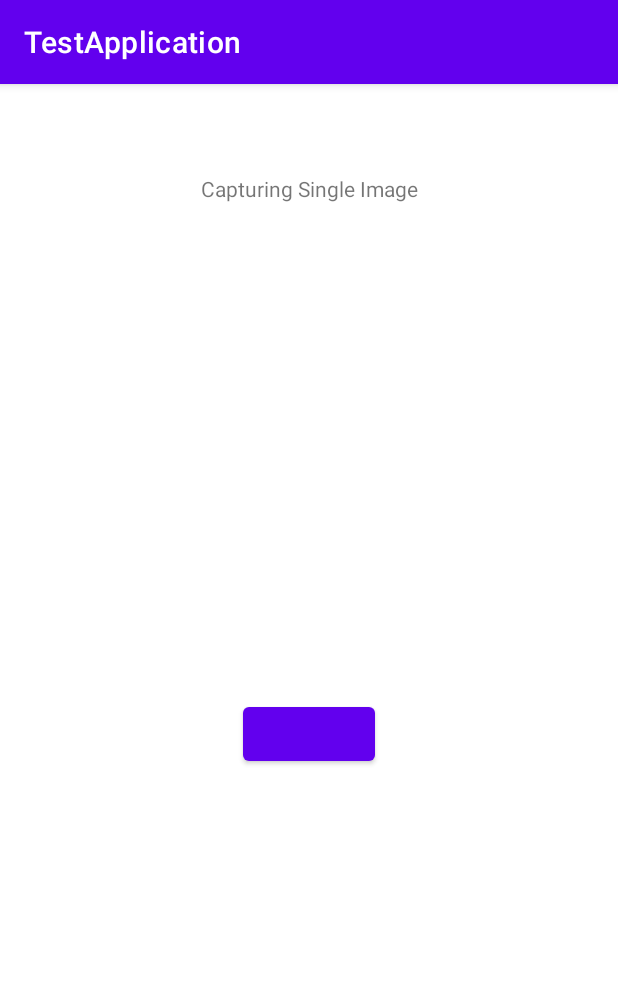
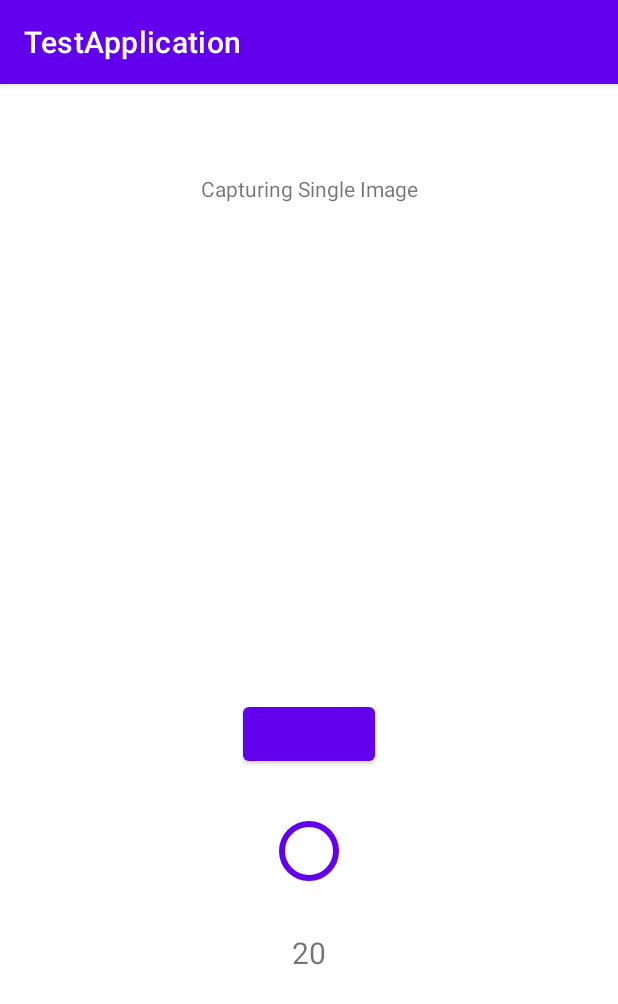
Before and after one commit to mrintro/CustomCamera, an Android app: the SingleImageFragment screen opened through its navigation route, on a phone screen of 412 x 824 dp. Shown: the top 1004 px of the screen. Run offline under Robolectric (Android 15) with nearby library versions, the phone set to English and light mode, and no system bars; our stand-ins replace data binding; 9 statements that could not run were skipped.

```diff
--- a/app/src/main/java/aniket/testapplication/MainActivity.kt
+++ b/app/src/main/java/aniket/testapplication/MainActivity.kt
@@ -10,7 +10,7 @@ import aniket.testapplication.utils.Constants.PERMISSION_REQUEST_CODE
 class MainActivity : AppCompatActivity() {
 
 
-    var permissionsStr = arrayOf(
+    private var permissionsStr = arrayOf(
         android.Manifest.permission.CAMERA,
         android.Manifest.permission.READ_EXTERNAL_STORAGE
     )
--- a/app/src/main/java/aniket/testapplication/di/component/ApplicationComponent.kt
+++ b/app/src/main/java/aniket/testapplication/di/component/ApplicationComponent.kt
@@ -9,6 +9,7 @@ import aniket.testapplication.ui.HomeFragment
 import aniket.testapplication.ui.SingleImageFragment
 import aniket.testapplication.viewmodel.GlobalViewModel
 import aniket.testapplication.viewmodel.MainViewModel
+import aniket.testapplication.viewmodel.SingleImageViewModel
 import dagger.BindsInstance
 import dagger.Component
 
@@ -31,4 +32,6 @@ interface ApplicationComponent {
 
     fun inject(globalViewModel: GlobalViewModel)
 
+    fun inject(singleImageViewModel: SingleImageViewModel)
+
 }
--- a/app/src/main/java/aniket/testapplication/ui/SingleImageFragment.kt
+++ b/app/src/main/java/aniket/testapplication/ui/SingleImageFragment.kt
@@ -13,10 +13,12 @@ import android.widget.FrameLayout
 import androidx.databinding.DataBindingUtil
 import androidx.fragment.app.Fragment
 import androidx.fragment.app.activityViewModels
+import androidx.fragment.app.viewModels
 import aniket.testapplication.CameraApplication
 import aniket.testapplication.R
 import aniket.testapplication.databinding.FragmentSingleImageBinding
 import aniket.testapplication.viewmodel.GlobalViewModel
+import aniket.testapplication.viewmodel.SingleImageViewModel
 import java.io.File
 import java.io.FileNotFoundException
 import java.io.FileOutputStream
@@ -27,6 +29,7 @@ import java.util.*
 class SingleImageFragment : Fragment(R.layout.fragment_single_image) {
 
     private val globalViewModel by activityViewModels<GlobalViewModel>()
+    private val singleImageViewModel by viewModels<SingleImageViewModel>()
 
     private var mCamera: Camera? = null
     private var mPreview: CameraPreview? = null
@@ -54,7 +57,9 @@ class SingleImageFragment : Fragment(R.layout.fragment_single_image) {
         with((requireActivity().application as CameraApplication).applicationComponent) {
             inject(this@SingleImageFragment)
             inject(globalViewModel)
+            inject(singleImageViewModel)
         }
+        lifecycle.addObserver(singleImageViewModel)
         isCameraSuported = checkCameraHardware(requireContext())
     }
 
@@ -63,12 +68,12 @@ class SingleImageFragment : Fragment(R.layout.fragment_single_image) {
         Log.d("Getting Auth Header here", "Auth Header ${globalViewModel.authTokenData.value}")
 
         DataBindingUtil.bind<FragmentSingleImageBinding>(view)?.apply {
+            lifecycleOwner = viewLifecycleOwner
+            vm = singleImageViewModel
+            singleImageViewModel.startProgress()
             if (isCameraSuported == true) {
                 mCamera = getCameraInstance()
-                mCamera?.let { CameraPreview(requireContext(), it) }
-
-                // Set the Preview view as the content of our activity.
-                mPreview?.also {
+                mCamera?.let { CameraPreview(requireContext(), it) }?.also {
                     cameraPreview.addView(it)
                 }
             }
--- /dev/null
+++ b/app/src/main/java/aniket/testapplication/viewmodel/SingleImageViewModel.kt
@@ -0,0 +1,30 @@
+package aniket.testapplication.viewmodel
+
+import androidx.lifecycle.*
+import kotlinx.coroutines.delay
+import kotlinx.coroutines.launch
+
+class SingleImageViewModel: ViewModel(), DefaultLifecycleObserver {
+
+    private val progressTimeInMilli = 20000L
+    private val progressGapInMilli = 2000L
+
+    private val _progressPercent = MutableLiveData<Int>(100)
+    val progressPercent : LiveData<Int> = _progressPercent
+
+    private val _remainingTime = MutableLiveData<Long>(progressTimeInMilli)
+    val remainingTime : LiveData<Long> = _remainingTime
+
+    fun startProgress() {
+        var remainingTimeValue = progressTimeInMilli
+        viewModelScope.launch {
+            while(remainingTimeValue >= 0) {
+                _remainingTime.value = remainingTimeValue/1000
+                _progressPercent.value = (remainingTimeValue * 100 / progressTimeInMilli).toInt()
+                delay(progressGapInMilli)
+                remainingTimeValue -= progressGapInMilli
+            }
+        }
+    }
+
+}
--- a/app/src/main/res/layout/fragment_single_image.xml
+++ b/app/src/main/res/layout/fragment_single_image.xml
@@ -1,6 +1,14 @@
 <?xml version="1.0" encoding="utf-8"?>
 <layout xmlns:android="http://schemas.android.com/apk/res/android"
     xmlns:app="http://schemas.android.com/apk/res-auto">
+
+    <data>
+        <variable
+            name="vm"
+            type="aniket.testapplication.viewmodel.SingleImageViewModel" />
+    </data>
+
+
     <androidx.constraintlayout.widget.ConstraintLayout
         android:layout_width="match_parent"
         android:layout_height="match_parent">
@@ -34,6 +42,28 @@
             app:layout_constraintEnd_toEndOf="parent"
             />
 
+        <com.google.android.material.progressindicator.CircularProgressIndicator
+            android:id="@+id/circularIndicator"
+            android:layout_width="wrap_content"
+            android:layout_height="wrap_content"
+            android:layout_marginTop="30dp"
+            android:progress="@{vm.progressPercent}"
+            app:layout_constraintTop_toBottomOf="@id/dummy"
+            app:layout_constraintStart_toStartOf="parent"
+            app:layout_constraintEnd_toEndOf="parent" />
+
+        <TextView
+            android:id="@+id/indicatorTimer"
+            android:layout_width="wrap_content"
+            android:layout_height="wrap_content"
+            android:layout_marginTop="30dp"
+            android:textSize="20sp"
+            android:text="@{vm.remainingTime.toString()}"
+            android:textFontWeight="20"
+            app:layout_constraintTop_toBottomOf="@id/circularIndicator"
+            app:layout_constraintStart_toStartOf="parent"
+            app:layout_constraintEnd_toEndOf="parent" />
+
     </androidx.constraintlayout.widget.ConstraintLayout>
 
 </layout>
```
